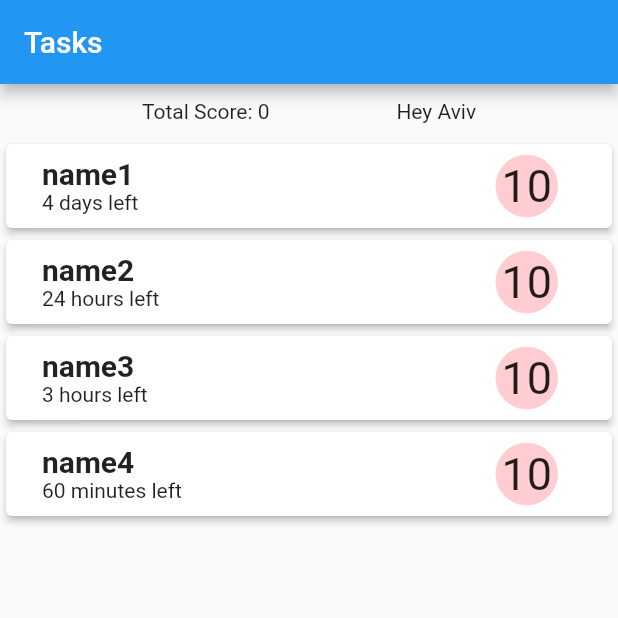
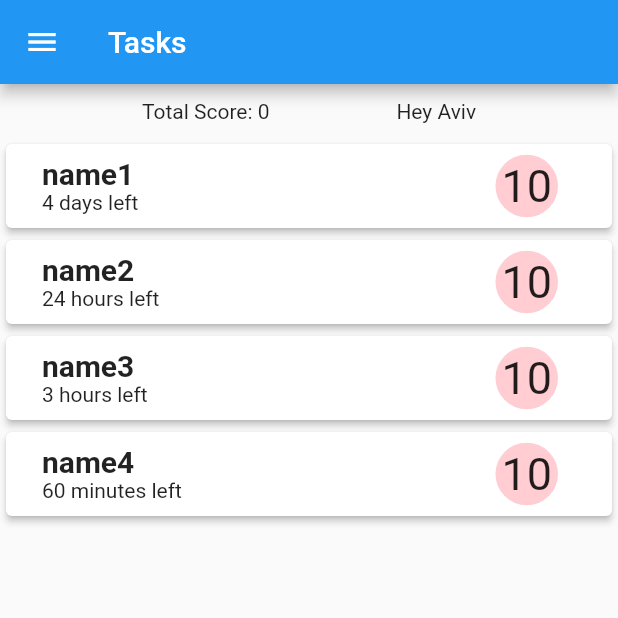
Before and after one commit to DeGolan/flutter_house_project, a Flutter app: the TasksOverviewScreen screen opened directly, on a phone screen of 412 x 824 dp, the top half of it. Run offline on Flutter 3.47's test engine with Material 2 defaults, Android fonts, the light colour scheme and no system bars.

Commit message:
aviv first commit

```diff
--- a/lib/screens/tasks_overview_screen.dart
+++ b/lib/screens/tasks_overview_screen.dart
@@ -1,6 +1,7 @@
 import 'package:flutter/material.dart';
 import 'package:flutter/rendering.dart';
 import 'package:house_project/widgets/task_view.dart';
+import 'package:provider/provider.dart';
 
 import '../providers/tasks.dart';
 
@@ -13,11 +14,19 @@ class TasksOverviewScreen extends StatefulWidget {
 }
 
 class _TasksOverviewScreenState extends State<TasksOverviewScreen> {
-  final tasks = Tasks();
   @override
   Widget build(BuildContext context) {
+    final userName = 'aviv'; //todo get logged user name.
+    final tasks = Provider.of<Tasks>(context);
     final toDoList = tasks.getDoList;
     return Scaffold(
+      drawer: Drawer(
+        child: Container(
+          child: Column(
+            children: [],
+          ),
+        ),
+      ),
       appBar: AppBar(
         // ignore: prefer_const_constructors
         title: Text('Tasks'), //need to replace the name
@@ -30,7 +39,7 @@ class _TasksOverviewScreenState extends State<TasksOverviewScreen> {
               child: Row(
                 mainAxisAlignment: MainAxisAlignment.spaceEvenly,
                 children: [
-                  Text('Total Score: ${tasks.getTotalScore('aviv')}'),
+                  Text('Total Score: ${tasks.getTotalScore(userName)}'),
                   // ignore: prefer_const_constructors
                   Text('Hey Aviv'),
                 ],
@@ -45,10 +54,4 @@ class _TasksOverviewScreenState extends State<TasksOverviewScreen> {
       ),
     );
   }
-
-  void markAsDone(String taskId, String notes, String doneBy) {
-    setState(() {
-      tasks.markAsDone(taskId, notes, doneBy);
-    });
-  }
 }
```
